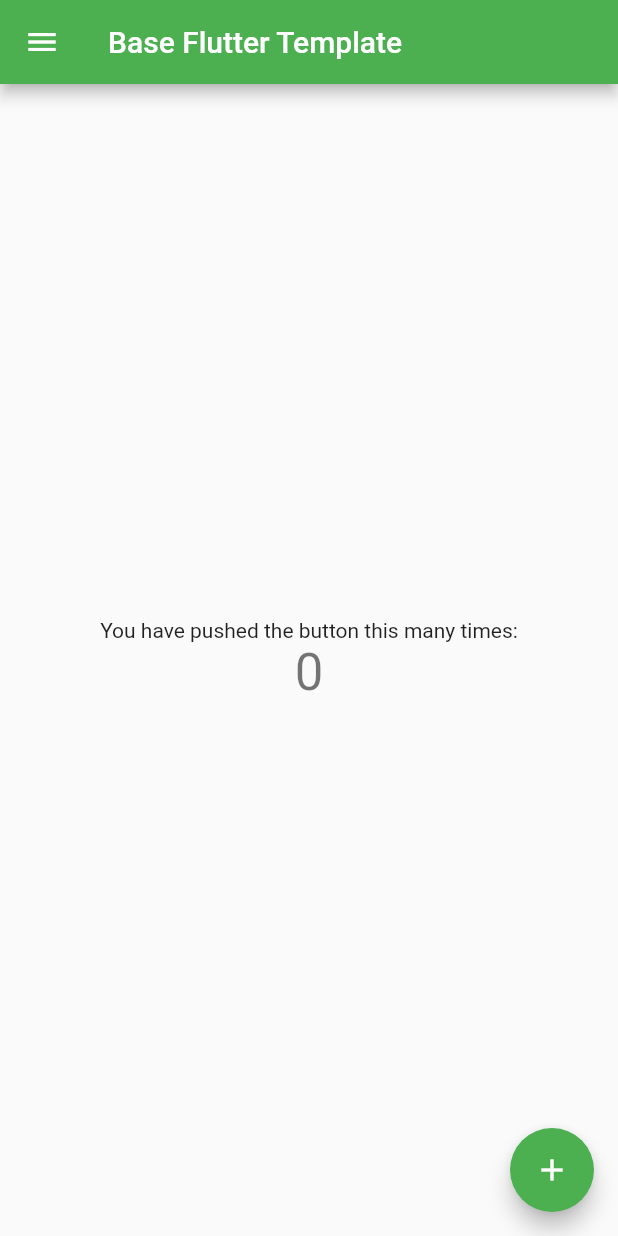
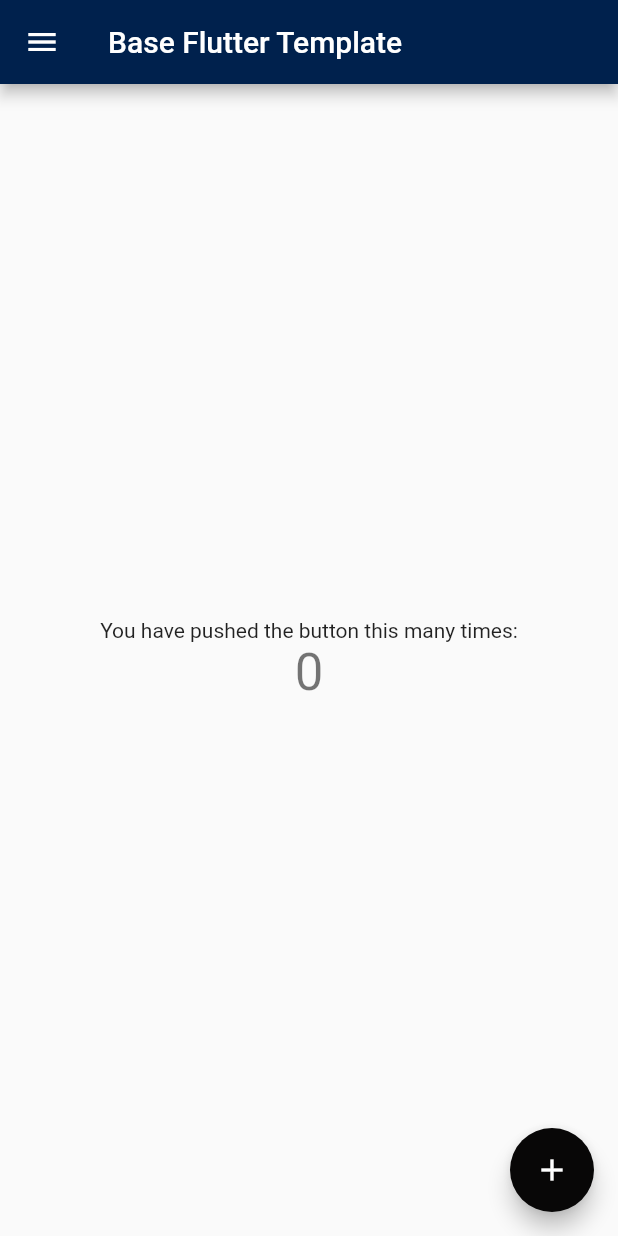
Before and after one commit to pedrozopayares/Base-Flutter-Template, a Flutter app: the screen it shows after launch, on a phone screen of 412 x 824 dp. Run offline on Flutter 3.47's test engine with Material 2 defaults, Android fonts, the phone set to English and light mode, and no system bars; our stand-ins replace google_fonts.

```diff
--- a/lib/main.dart
+++ b/lib/main.dart
@@ -23,6 +23,12 @@ class MyApp extends StatelessWidget {
         // Notice that the counter didn't reset back to zero; the application
         // is not restarted.
         primarySwatch: Colors.green,
+        brightness: Brightness.light,
+        primaryColor: Color.fromARGB(255, 00, 33, 77),
+        accentColor: Color.fromARGB(255, 8, 7, 7),
+        //brightness:     Brightness.light,
+        fontFamily: 'Roboto',
+        textTheme: TextTheme(),
         // This makes the visual density adapt to the platform that you run
         // the app on. For desktop platforms, the controls will be smaller and
         // closer together (more dense) than on mobile platforms.
```
